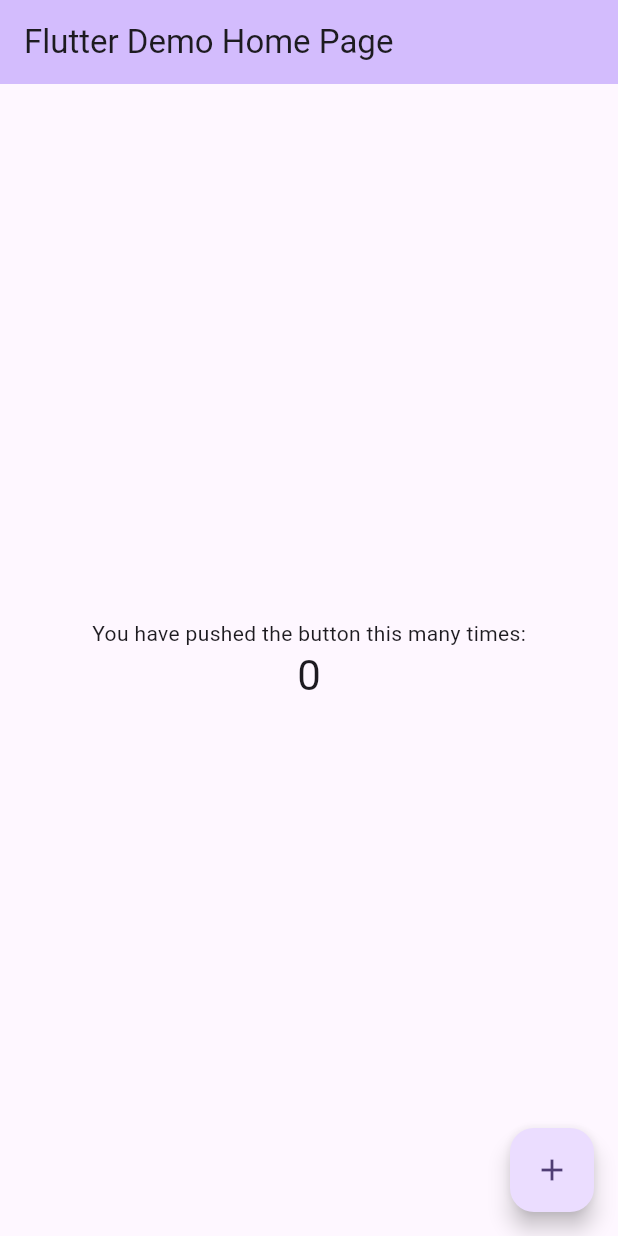
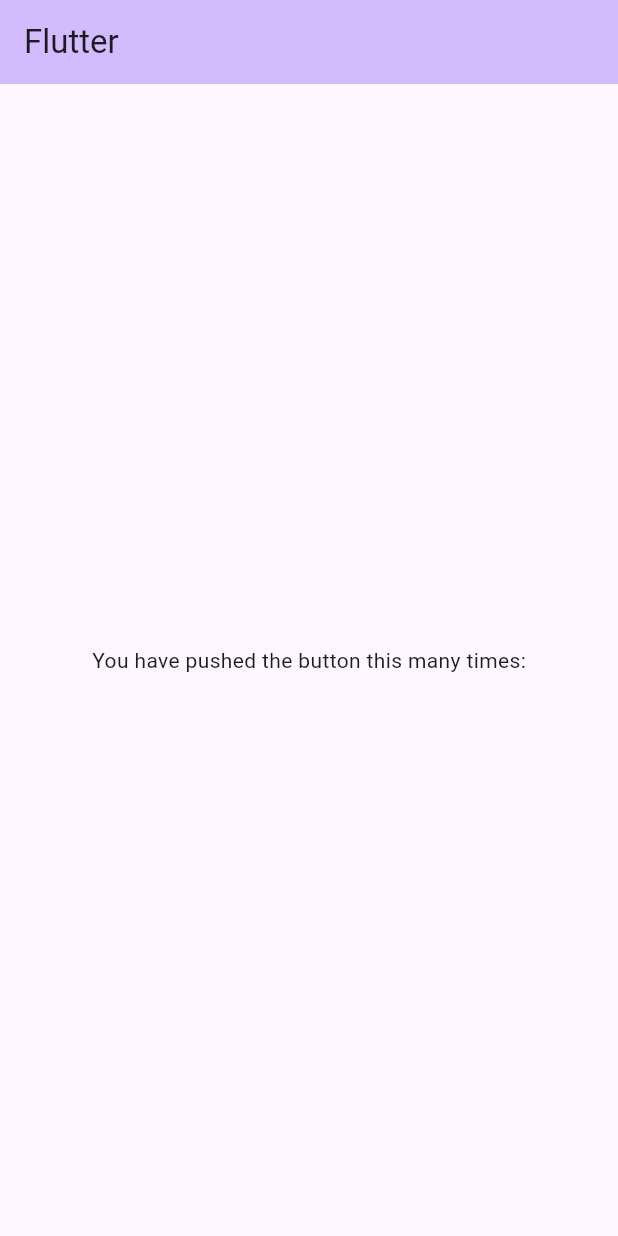
Before and after one commit to BaoTrung37/Flutter-UI-Challange, a Flutter app: the screen it shows after launch, on a phone screen of 412 x 824 dp. Run offline on Flutter 3.47's test engine with Material 3 defaults, Android fonts, the phone set to English and light mode, and no system bars.

Commit message:
remove comment lines

```diff
--- a/lib/main.dart
+++ b/lib/main.dart
@@ -7,119 +7,44 @@ void main() {
 class MyApp extends StatelessWidget {
   const MyApp({super.key});
 
-  // This widget is the root of your application.
   @override
   Widget build(BuildContext context) {
     return MaterialApp(
       title: 'Flutter Demo',
       theme: ThemeData(
-        // This is the theme of your application.
-        //
-        // TRY THIS: Try running your application with "flutter run". You'll see
-        // the application has a purple toolbar. Then, without quitting the app,
-        // try changing the seedColor in the colorScheme below to Colors.green
-        // and then invoke "hot reload" (save your changes or press the "hot
-        // reload" button in a Flutter-supported IDE, or press "r" if you used
-        // the command line to start the app).
-        //
-        // Notice that the counter didn't reset back to zero; the application
-        // state is not lost during the reload. To reset the state, use hot
-        // restart instead.
-        //
-        // This works for code too, not just values: Most code changes can be
-        // tested with just a hot reload.
         colorScheme: ColorScheme.fromSeed(seedColor: Colors.deepPurple),
         useMaterial3: true,
       ),
-      home: const MyHomePage(title: 'Flutter Demo Home Page'),
+      home: const MyHomePage(),
     );
   }
 }
 
 class MyHomePage extends StatefulWidget {
-  const MyHomePage({super.key, required this.title});
-
-  // This widget is the home page of your application. It is stateful, meaning
-  // that it has a State object (defined below) that contains fields that affect
-  // how it looks.
-
-  // This class is the configuration for the state. It holds the values (in this
-  // case the title) provided by the parent (in this case the App widget) and
-  // used by the build method of the State. Fields in a Widget subclass are
-  // always marked "final".
-
-  final String title;
+  const MyHomePage({super.key});
 
   @override
   State<MyHomePage> createState() => _MyHomePageState();
 }
 
 class _MyHomePageState extends State<MyHomePage> {
-  int _counter = 0;
-
-  void _incrementCounter() {
-    setState(() {
-      // This call to setState tells the Flutter framework that something has
-      // changed in this State, which causes it to rerun the build method below
-      // so that the display can reflect the updated values. If we changed
-      // _counter without calling setState(), then the build method would not be
-      // called again, and so nothing would appear to happen.
-      _counter++;
-    });
-  }
-
   @override
   Widget build(BuildContext context) {
-    // This method is rerun every time setState is called, for instance as done
-    // by the _incrementCounter method above.
-    //
-    // The Flutter framework has been optimized to make rerunning build methods
-    // fast, so that you can just rebuild anything that needs updating rather
-    // than having to individually change instances of widgets.
     return Scaffold(
       appBar: AppBar(
-        // TRY THIS: Try changing the color here to a specific color (to
-        // Colors.amber, perhaps?) and trigger a hot reload to see the AppBar
-        // change color while the other colors stay the same.
         backgroundColor: Theme.of(context).colorScheme.inversePrimary,
-        // Here we take the value from the MyHomePage object that was created by
-        // the App.build method, and use it to set our appbar title.
-        title: Text(widget.title),
+        title: const Text('Flutter'),
       ),
-      body: Center(
-        // Center is a layout widget. It takes a single child and positions it
-        // in the middle of the parent.
+      body: const Center(
         child: Column(
-          // Column is also a layout widget. It takes a list of children and
-          // arranges them vertically. By default, it sizes itself to fit its
-          // children horizontally, and tries to be as tall as its parent.
-          //
-          // Column has various properties to control how it sizes itself and
-          // how it positions its children. Here we use mainAxisAlignment to
-          // center the children vertically; the main axis here is the vertical
-          // axis because Columns are vertical (the cross axis would be
-          // horizontal).
-          //
-          // TRY THIS: Invoke "debug painting" (choose the "Toggle Debug Paint"
-          // action in the IDE, or press "p" in the console), to see the
-          // wireframe for each widget.
           mainAxisAlignment: MainAxisAlignment.center,
           children: <Widget>[
-            const Text(
+            Text(
               'You have pushed the button this many times:',
-            ),
-            Text(
-              '$_counter',
-              style: Theme.of(context).textTheme.headlineMedium,
             ),
           ],
         ),
       ),
-      floatingActionButton: FloatingActionButton(
-        onPressed: _incrementCounter,
-        tooltip: 'Increment',
-        child: const Icon(Icons.add),
-      ), // This trailing comma makes auto-formatting nicer for build methods.
     );
   }
 }
```
